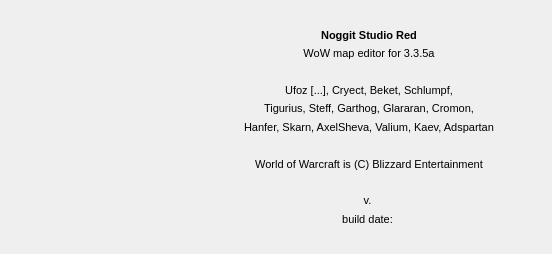
First picture: the form in src/noggit/ui/windows/about/About.ui, repository pkuzic/noggit-cinder, before the edit.
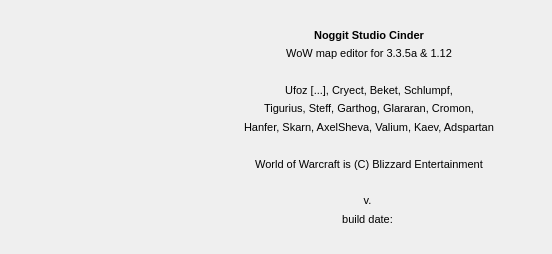
Second picture: the form after the edit. Icons and pictures are not drawn.

Commit message:
Rebrand: Noggit Red -> Noggit Cinder
User-visible strings only: main window title, About dialog (now 'WoW map
editor for 3.3.5a & 1.12'), project selection, changelog and updater window
titles, reinstall error messages, README headline (with fork credit to
Noggit Red) and the vanilla support doc.

Internal identifiers, QSettings organization/application names and upstream
links are deliberately untouched: settings/projects keep loading, and
credits still point at the original project.

```diff
--- a/src/noggit/ui/windows/about/About.ui
+++ b/src/noggit/ui/windows/about/About.ui
@@ -100,7 +100,7 @@
           </font>
          </property>
          <property name="text">
-          <string>Noggit Studio Red</string>
+          <string>Noggit Studio Cinder</string>
          </property>
          <property name="alignment">
           <set>Qt::AlignCenter</set>
@@ -137,7 +137,7 @@
           <bool>false</bool>
          </property>
          <property name="text">
-          <string>WoW map editor for 3.3.5a</string>
+          <string>WoW map editor for 3.3.5a &amp; 1.12</string>
          </property>
          <property name="alignment">
           <set>Qt::AlignCenter</set>
```
The commit also changes 7 other files.
